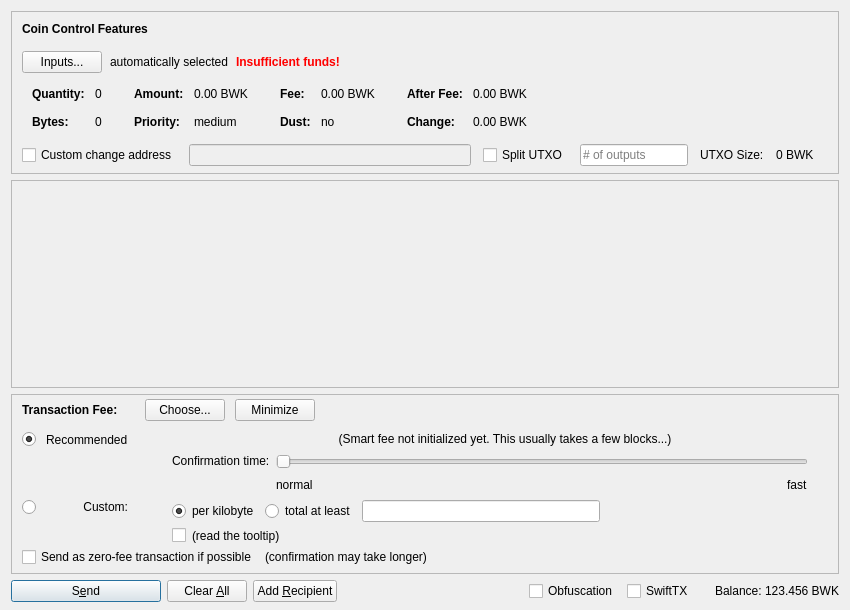
Above: src/qt/forms/sendcoinsdialog.ui from bulwark-crypto/Bulwark before the change. Below: the same form after it.
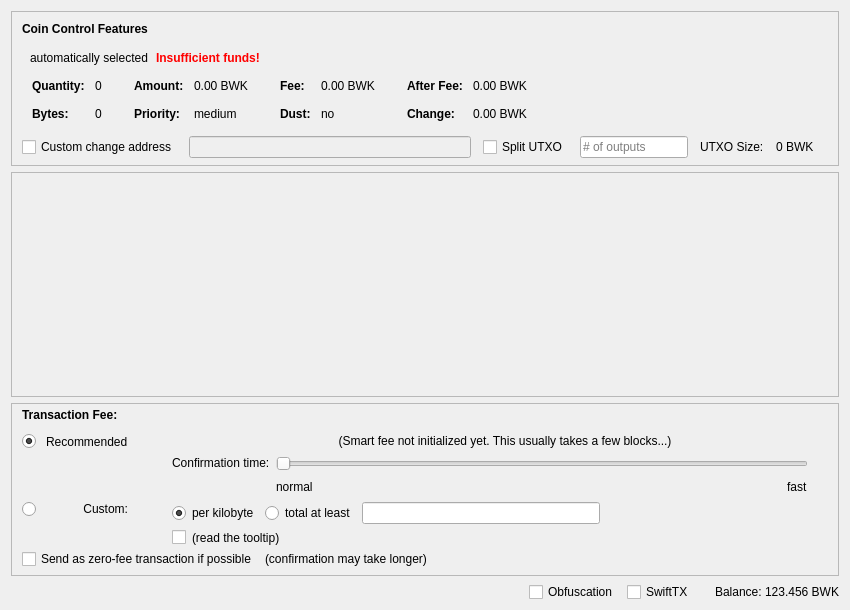
That is the form after the change. Icons and pictures are not drawn. Custom widgets are drawn as their Qt base class.

Diff of the .ui file:
```diff
--- a/src/qt/forms/sendcoinsdialog.ui
+++ b/src/qt/forms/sendcoinsdialog.ui
@@ -102,14 +102,14 @@
            <number>10</number>
           </property>
           <item>
-           <widget class="QPushButton" name="pushButtonCoinControl">
+           <widget class="QtMaterialFlatButton" name="pushButtonCoinControl" native="true">
             <property name="styleSheet">
              <string notr="true"/>
             </property>
-            <property name="text">
+            <property name="text" stdset="0">
              <string>Inputs...</string>
             </property>
-            <property name="autoDefault">
+            <property name="autoDefault" stdset="0">
              <bool>false</bool>
             </property>
            </widget>
@@ -651,7 +651,7 @@
         <x>0</x>
         <y>0</y>
         <width>830</width>
-        <height>95</height>
+        <height>161</height>
        </rect>
       </property>
       <layout class="QVBoxLayout" name="verticalLayout_2" stretch="0,1">
@@ -799,18 +799,18 @@
                </widget>
               </item>
               <item>
-               <widget class="QPushButton" name="buttonChooseFee">
-                <property name="text">
+               <widget class="QtMaterialFlatButton" name="buttonChooseFee" native="true">
+                <property name="text" stdset="0">
                  <string>Choose...</string>
                 </property>
                </widget>
               </item>
               <item>
-               <widget class="QPushButton" name="buttonMinimizeFee">
+               <widget class="QtMaterialFlatButton" name="buttonMinimizeFee" native="true">
                 <property name="toolTip">
                  <string>collapse fee-settings</string>
                 </property>
-                <property name="text">
+                <property name="text" stdset="0">
                  <string>Minimize</string>
                 </property>
                </widget>
@@ -1301,7 +1301,7 @@
    <item>
     <layout class="QHBoxLayout" name="horizontalLayout">
      <item>
-      <widget class="QPushButton" name="sendButton">
+      <widget class="QtMaterialFlatButton" name="sendButton" native="true">
        <property name="minimumSize">
         <size>
          <width>150</width>
@@ -1311,23 +1311,23 @@
        <property name="toolTip">
         <string>Confirm the send action</string>
        </property>
-       <property name="text">
-        <string>S&amp;end</string>
+       <property name="text" stdset="0">
+        <string>Send</string>
        </property>
-       <property name="icon">
+       <property name="icon" stdset="0">
         <iconset resource="../bulwark.qrc">
          <normaloff>:/icons/send</normaloff>:/icons/send</iconset>
        </property>
-       <property name="autoDefault">
+       <property name="autoDefault" stdset="0">
         <bool>false</bool>
        </property>
-       <property name="default">
+       <property name="default" stdset="0">
         <bool>true</bool>
        </property>
       </widget>
      </item>
      <item>
-      <widget class="QPushButton" name="clearButton">
+      <widget class="QtMaterialFlatButton" name="clearButton" native="true">
        <property name="sizePolicy">
         <sizepolicy hsizetype="Minimum" vsizetype="Fixed">
          <horstretch>0</horstretch>
@@ -1337,31 +1337,31 @@
        <property name="toolTip">
         <string>Clear all fields of the form.</string>
        </property>
-       <property name="text">
-        <string>Clear &amp;All</string>
+       <property name="text" stdset="0">
+        <string>Clear All</string>
        </property>
-       <property name="icon">
+       <property name="icon" stdset="0">
         <iconset resource="../bulwark.qrc">
          <normaloff>:/icons/remove</normaloff>:/icons/remove</iconset>
        </property>
-       <property name="autoDefault">
+       <property name="autoDefault" stdset="0">
         <bool>false</bool>
        </property>
       </widget>
      </item>
      <item>
-      <widget class="QPushButton" name="addButton">
+      <widget class="QtMaterialFlatButton" name="addButton" native="true">
        <property name="toolTip">
         <string>Send to multiple recipients at once</string>
        </property>
-       <property name="text">
-        <string>Add &amp;Recipient</string>
+       <property name="text" stdset="0">
+        <string>Add Recipient</string>
        </property>
-       <property name="icon">
+       <property name="icon" stdset="0">
         <iconset resource="../bulwark.qrc">
          <normaloff>:/icons/add</normaloff>:/icons/add</iconset>
        </property>
-       <property name="autoDefault">
+       <property name="autoDefault" stdset="0">
         <bool>false</bool>
        </property>
       </widget>
@@ -1449,6 +1449,11 @@
   </layout>
  </widget>
  <customwidgets>
+  <customwidget>
+   <class>QtMaterialFlatButton</class>
+   <extends>QWidget</extends>
+   <header>qtmaterialflatbutton.h</header>
+  </customwidget>
   <customwidget>
    <class>QValidatedLineEdit</class>
    <extends>QLineEdit</extends>
```
